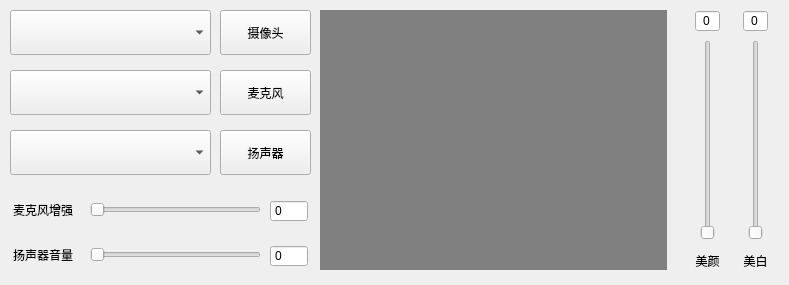
This is suixinbo/sample/suixinbo_Qt/DeviceTest.ui in zhaoyang21cn/iLiveSDK_PC_Suixinbo as Qt 5 draws it before an edit. The edited form follows.
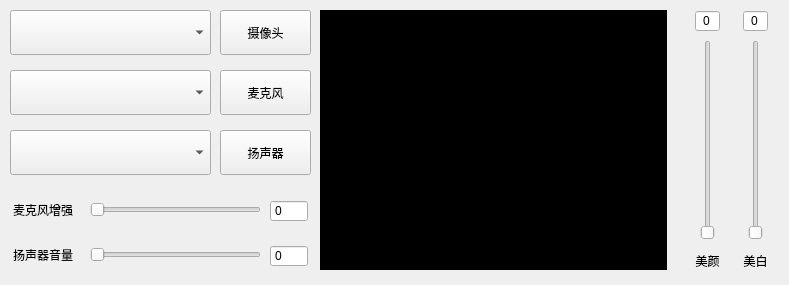
This is the edited form. Custom widgets are drawn as their Qt base class.

The edit to the form file:
```diff
--- a/suixinbo/sample/suixinbo_Qt/DeviceTest.ui
+++ b/suixinbo/sample/suixinbo_Qt/DeviceTest.ui
@@ -14,9 +14,7 @@
    <string>设备测试</string>
   </property>
   <property name="styleSheet">
-   <string notr="true">#widRender{
-	background-color: rgb(128, 128, 128);
-}</string>
+   <string notr="true"/>
   </property>
   <widget class="QPushButton" name="btnCamera">
    <property name="geometry">
@@ -105,6 +103,9 @@
      <height>260</height>
     </rect>
    </property>
+   <property name="styleSheet">
+    <string notr="true">background-color: rgb(0, 0, 0);</string>
+   </property>
   </widget>
   <widget class="QSlider" name="hsPlayerVol">
    <property name="geometry">
```
